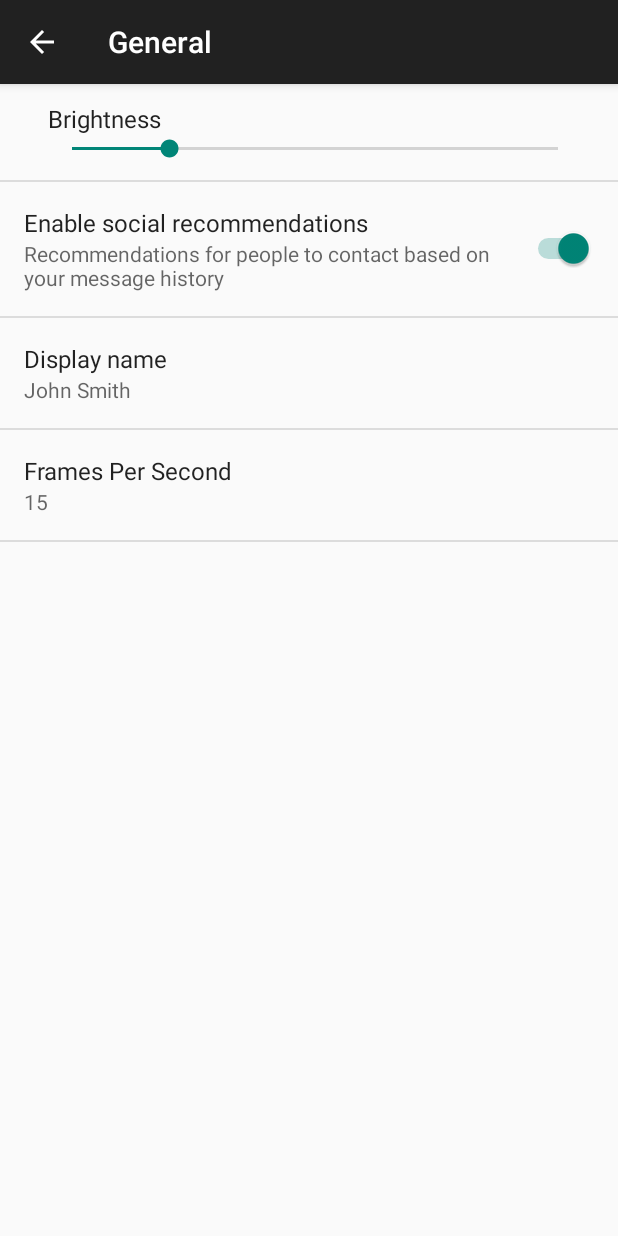
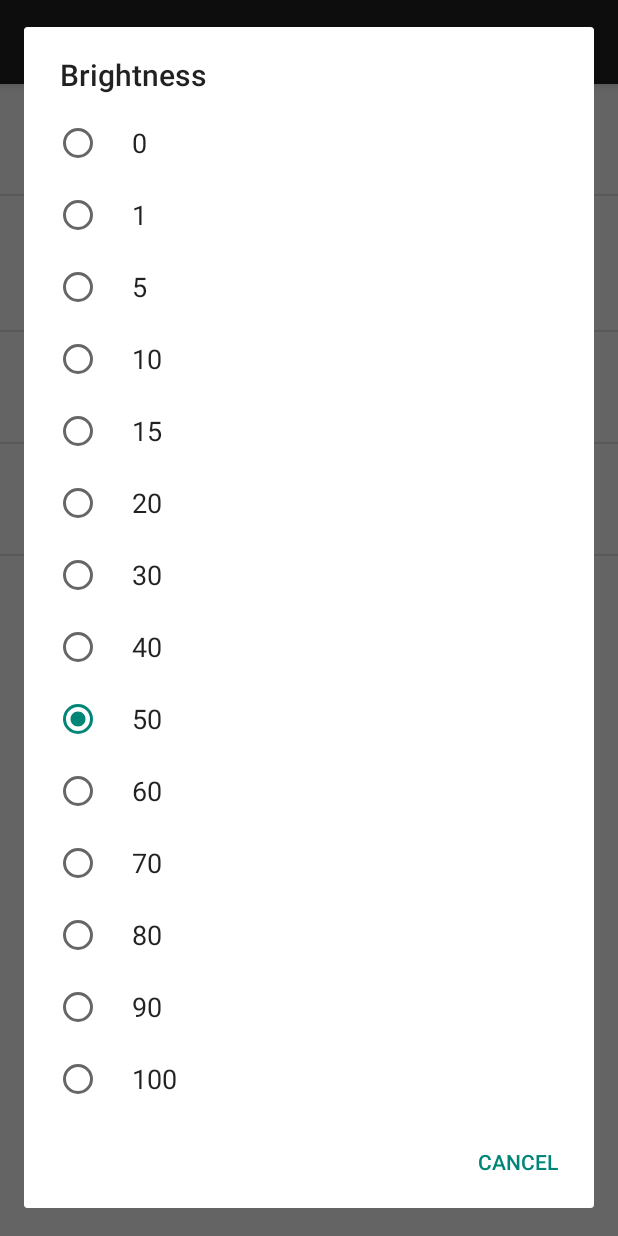
Before and after one commit to chugrye/led-totem, an Android app: the SettingsActivity screen opened directly, with no data from a screen before it, after a tap on "Brightness", on a phone screen of 412 x 824 dp. Run offline under Robolectric (Android 15) with nearby library versions, the phone set to English and light mode, and no system bars; 1 other tap on this screen came first.

Commit message:
updated brightness preference. Removed DEADBEEF header for now. Setting initial brightness to 20% to prevent hurting peoples peepers

```diff
--- a/Android/TotemLed/app/src/main/java/com/edc/totemled/SettingsActivity.java
+++ b/Android/TotemLed/app/src/main/java/com/edc/totemled/SettingsActivity.java
@@ -177,6 +177,7 @@ public class SettingsActivity extends AppCompatPreferenceActivity {
             // to their values. When their values change, their summaries are
             // updated to reflect the new value, per the Android Design
             // guidelines.
+            bindPreferenceSummaryToValue(findPreference("pref_brightness"));
             bindPreferenceSummaryToValue(findPreference("example_text"));
             bindPreferenceSummaryToValue(findPreference("example_list"));
         }
--- a/Android/TotemLed/app/src/main/res/values/arrays.xml
+++ b/Android/TotemLed/app/src/main/res/values/arrays.xml
@@ -8,13 +8,21 @@
         <item>15</item>
         <item>30</item>
     </string-array>
-    <string-array name="frames_per_second_titles">
+    <string-array name="brightness_levels">
+        <item>0</item>
         <item>1</item>
-        <item>2</item>
         <item>5</item>
         <item>10</item>
         <item>15</item>
+        <item>20</item>
         <item>30</item>
+        <item>40</item>
+        <item>50</item>
+        <item>60</item>
+        <item>70</item>
+        <item>80</item>
+        <item>90</item>
+        <item>100</item>
     </string-array>
     <array name="colors">
         <item>#FFFF0000</item>
--- a/Android/TotemLed/app/src/main/res/xml/pref_general.xml
+++ b/Android/TotemLed/app/src/main/res/xml/pref_general.xml
@@ -1,10 +1,10 @@
 <PreferenceScreen xmlns:android="http://schemas.android.com/apk/res/android">
-
-    <SeekBarPreference
+    <ListPreference
+        android:defaultValue="50"
+        android:entries="@array/brightness_levels"
+        android:entryValues="@array/brightness_levels"
         android:key="pref_brightness"
-        android:title="@string/pref_title_brightness"
-        android:defaultValue="20"
-        android:max="100" />
+        android:title="@string/pref_title_brightness" />
 
     <SwitchPreference
         android:defaultValue="true"
```
Also changed, not shown: Android/TotemLed/app/src/main/java/com/edc/totemled/MainActivity.java (+13 -20 lines), 1 other file.
